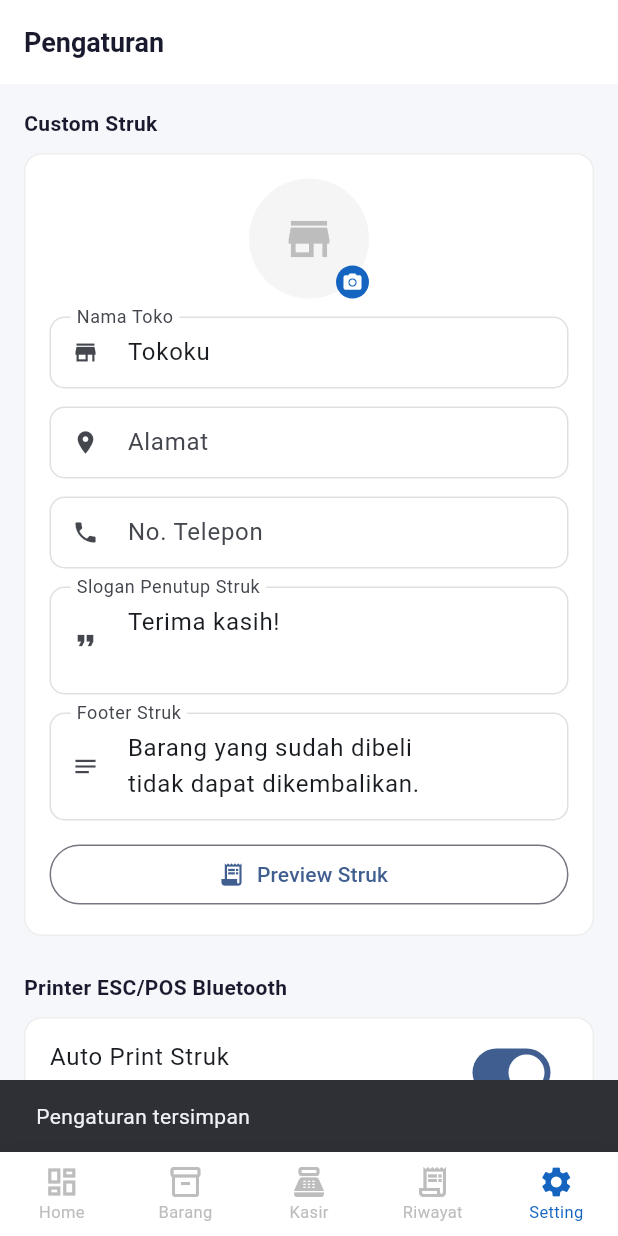
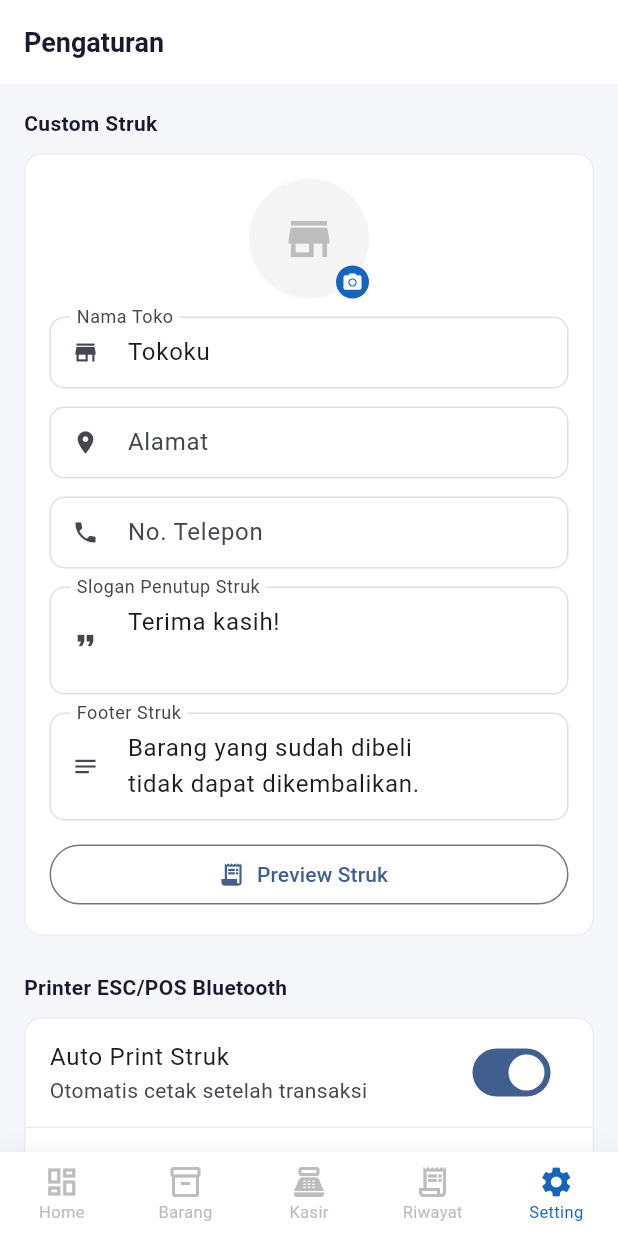
Before and after one commit to rzkyypnduu/pos-toko, a Flutter app: the screen it shows after launch, item 5 of the bottom bar chosen, after a tap on "Auto Print Struk", on a phone screen of 412 x 824 dp. Run offline on Flutter 3.47's test engine with Material 3 defaults, Android fonts, the phone set to English and light mode, and no system bars; our stand-ins replace fl_chart, image_picker; missing offline and left inert: flutter_classic_bluetooth, mobile_scanner.

Commit message:
fix: hapus snackbar berulang saat edit pengaturan struk, save otomatis

```diff
--- a/lib/screens/pengaturan_screen.dart
+++ b/lib/screens/pengaturan_screen.dart
@@ -117,12 +117,6 @@ class _PengaturanBodyState extends State<_PengaturanBody> {
 
     final storage = StorageService();
     await storage.saveSettings(printer.toSettingsMap());
-
-    if (mounted) {
-      ScaffoldMessenger.of(context).showSnackBar(
-        const SnackBar(content: Text('Pengaturan tersimpan')),
-      );
-    }
   }
 
   Future<void> _pickLogo() async {
```
